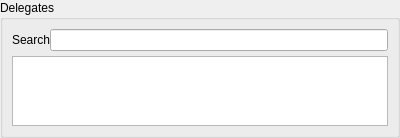
Qt form plugins/agendaplugin/usercalendardelegatesmapper.ui (FreeHealth/freehealth) before a commit.
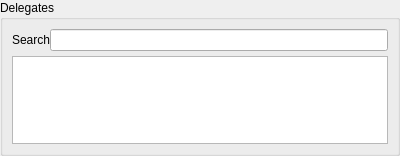
The same form after that commit. Custom widgets are drawn as their Qt base class.

```diff
--- a/plugins/agendaplugin/usercalendardelegatesmapper.ui
+++ b/plugins/agendaplugin/usercalendardelegatesmapper.ui
@@ -7,7 +7,7 @@
     <x>0</x>
     <y>0</y>
     <width>400</width>
-    <height>127</height>
+    <height>156</height>
    </rect>
   </property>
   <property name="windowTitle">
```
Left out of the diff: 6 changed lines with no effect on the pictures.
